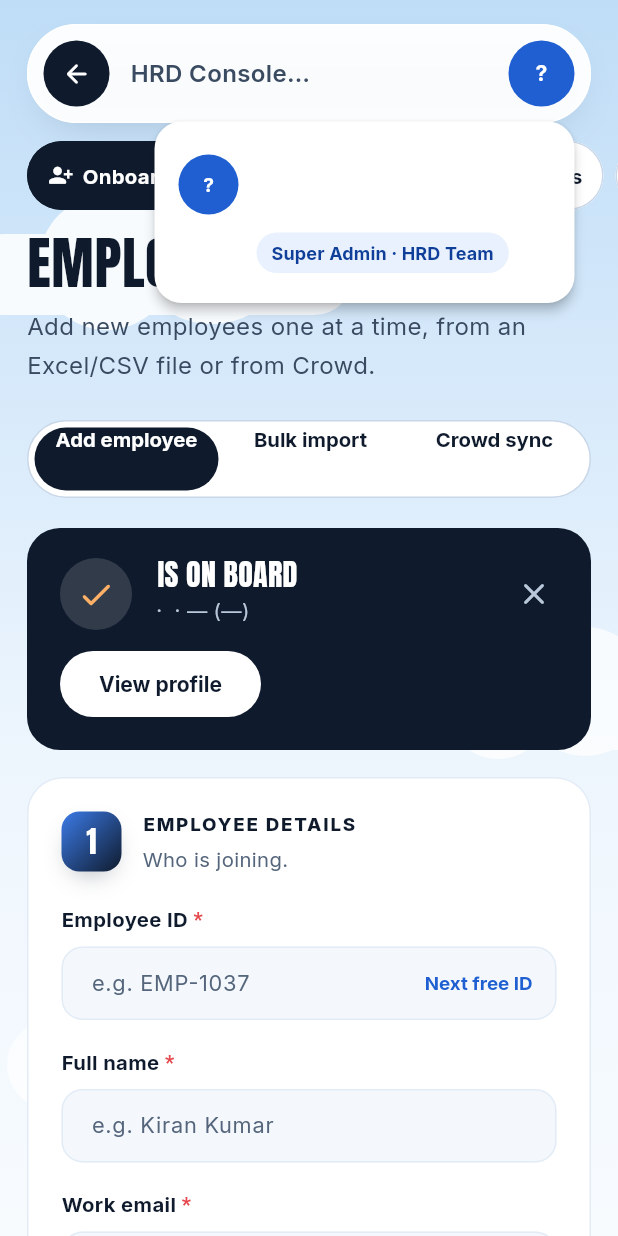
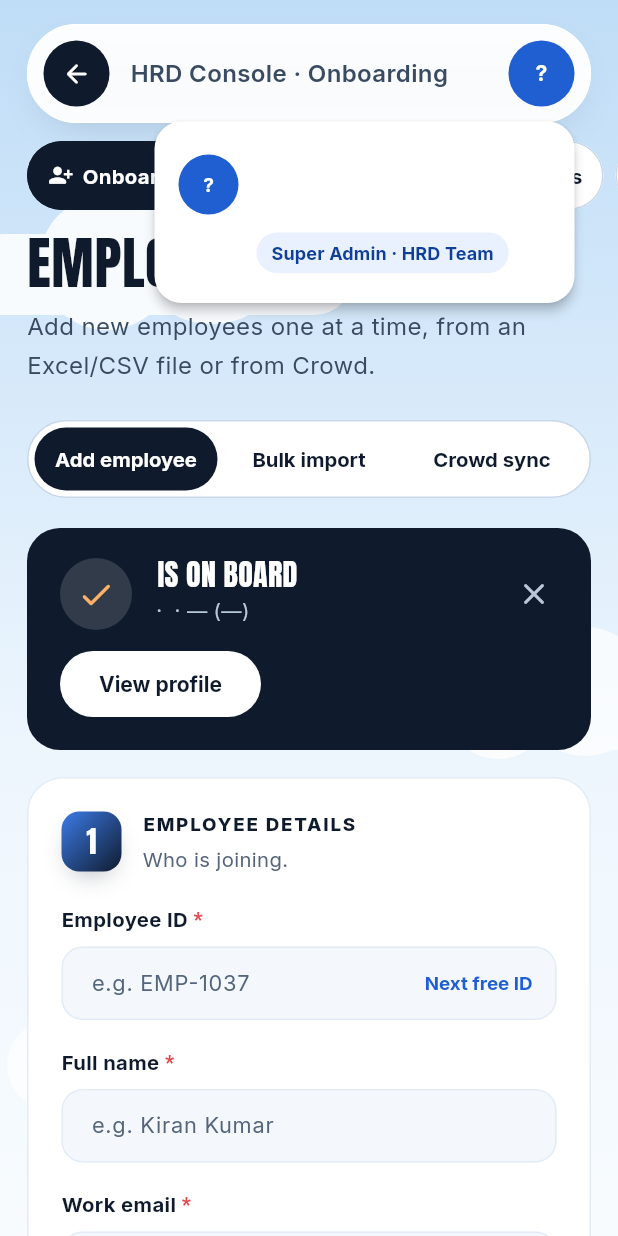
Before and after one commit to sathishkumar1365-ind/skillsphere, a Flutter app: the AdminConsolePage screen opened directly with empty values, after a tap on an icon or button, on a phone screen of 412 x 824 dp. Run offline on Flutter 3.47's test engine with Material 3 defaults, Android fonts, the phone set to English and light mode, and no system bars; our stand-ins replace google_fonts; missing offline and left inert: file_selector; accounts and stored records are empty.

Commit message:
hrd console update v3.0

```diff
--- a/lib/features/admin/presentation/onboarding/crowd_panel.dart
+++ b/lib/features/admin/presentation/onboarding/crowd_panel.dart
@@ -264,7 +264,13 @@ class _CrowdConnectionPanelState extends State<CrowdConnectionPanel> {
                   onSelected: (s) => setState(() => _schedule = s),
                 ),
                 const SizedBox(height: 12),
-                SwitchListTile(
+                // Own (transparent) Material: the card behind has a colour,
+                // which would hide the tile's ink and trigger Flutter's
+                // "ListTile background color or ink splashes may be
+                // invisible" warning.
+                Material(
+                  type: MaterialType.transparency,
+                  child: SwitchListTile(
                     contentPadding: EdgeInsets.zero,
                     value: _deactivate,
                     onChanged: (v) => setState(() => _deactivate = v),
@@ -272,6 +278,7 @@ class _CrowdConnectionPanelState extends State<CrowdConnectionPanel> {
                         style: HomeText.body(14, weight: FontWeight.w600, color: HomeColors.ink)),
                     subtitle: Text('They become Inactive in SkillSphere; their history stays.',
                         style: HomeText.body(12.5, color: HomeColors.muted)),
+                  ),
                 ),
                 const SizedBox(height: 12),
                 Wrap(
--- a/lib/features/admin/presentation/widgets/admin_common.dart
+++ b/lib/features/admin/presentation/widgets/admin_common.dart
@@ -617,6 +617,9 @@ class ModeOption<T> {
   final int? badge;
 }
 
+const double _modePadding = 4;
+const double _modeBorder = 1;
+
 /// Pill switch with a sliding ink highlight (2–5 options).
 class ModeSwitch<T> extends StatelessWidget {
   const ModeSwitch({super.key, required this.options, required this.selected, required this.onChanged});
@@ -632,20 +635,27 @@ class ModeSwitch<T> extends StatelessWidget {
     return LayoutBuilder(
       builder: (context, constraints) {
         final width = math.min(constraints.maxWidth, 180.0 * options.length);
-        final optionWidth = (width - 8) / options.length;
+        // Inner width = width minus the 4px padding AND the 1px border on
+        // each side (the border was missed before: 2px overflow).
+        const inset = _modePadding + _modeBorder;
+        final optionWidth = (width - inset * 2) / options.length;
         final showIcons = optionWidth >= 128;
         return Align(
           alignment: Alignment.centerLeft,
           child: Container(
             width: width,
             height: 52,
-            padding: const EdgeInsets.all(4),
+            padding: const EdgeInsets.all(_modePadding),
             decoration: BoxDecoration(
               color: Colors.white,
               borderRadius: const BorderRadius.all(Radius.circular(999)),
-              border: Border.all(color: HomeColors.chipBorder),
+              border: Border.all(color: HomeColors.chipBorder, width: _modeBorder),
             ),
+            // expand + stretch: every option fills the pill's full height,
+            // so its label is centred vertically (a loose Stack let the row
+            // shrink to the text height and sit at the top).
             child: Stack(
+              fit: StackFit.expand,
               children: [
                 AnimatedPositioned(
                   duration: reduceMotion ? Duration.zero : const Duration(milliseconds: 380),
@@ -662,6 +672,7 @@ class ModeSwitch<T> extends StatelessWidget {
                   ),
                 ),
                 Row(
+                  crossAxisAlignment: CrossAxisAlignment.stretch,
                   children: [
                     for (final o in options)
                       SizedBox(
--- a/lib/features/admin/presentation/widgets/console_top_bar.dart
+++ b/lib/features/admin/presentation/widgets/console_top_bar.dart
@@ -131,7 +131,10 @@ class ConsoleTopBar extends StatelessWidget {
                 ),
               ),
             ],
-            Flexible(
+            // Expanded (not Flexible + Spacer): a loose Flexible leaves its
+            // unused share of the free space AFTER the last child, which
+            // parked the avatar in the middle of the bar.
+            Expanded(
               child: Text(
                 title,
                 maxLines: 1,
@@ -139,7 +142,7 @@ class ConsoleTopBar extends StatelessWidget {
                 style: HomeText.body(textSize, weight: FontWeight.w600, color: HomeColors.body),
               ),
             ),
-            const Spacer(),
+            const SizedBox(width: 12),
             if (showLinks && select != null)
               for (var i = 0; i < links.length; i++)
                 Padding(
```
Also changed, not shown: lib/core/app_fonts.dart (added, +62 -0 lines), lib/features/auth/presentation/widgets/login_form.dart (+10 -4 lines), lib/main.dart (+11 -1 lines). Lines whose indentation alone changed are shown as unchanged.
